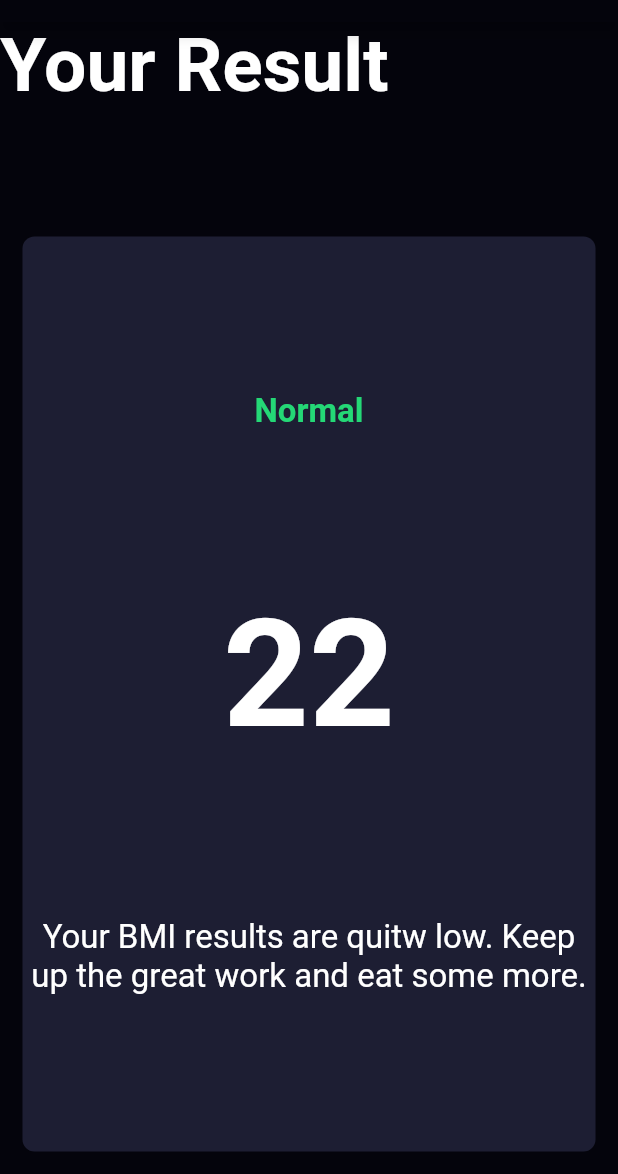
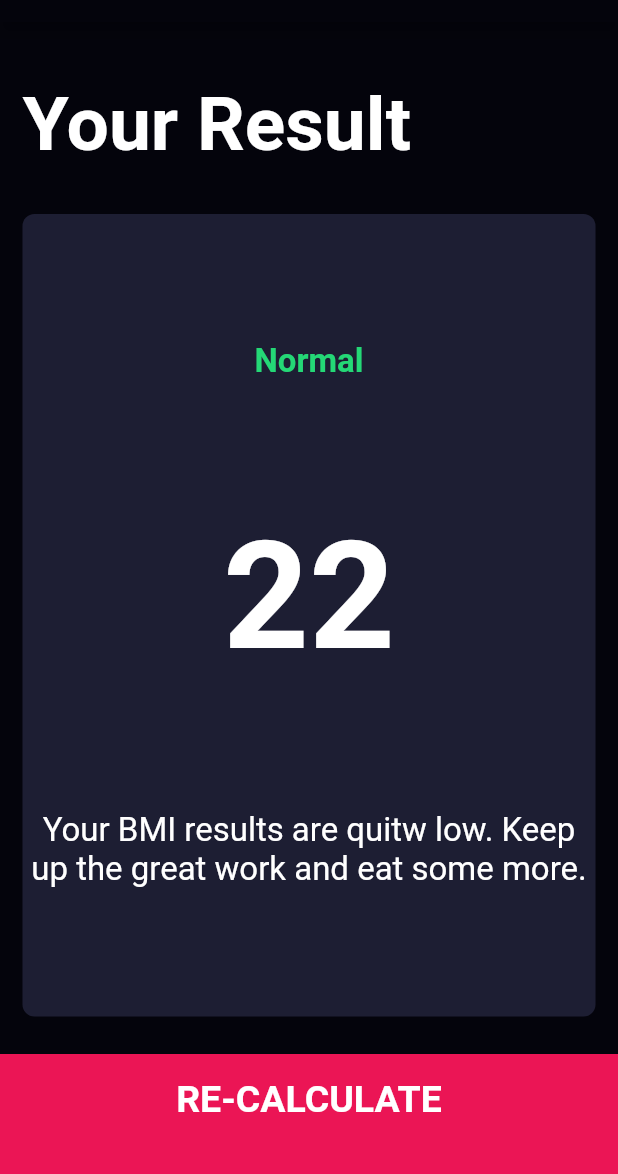
Before and after one commit to duliodenis/bmi-calculator, a Flutter app: the ResultsPage screen opened directly, on a phone screen of 412 x 824 dp, the part 62-1236 px from its top. Run offline on Flutter 3.47's test engine with Material 2 defaults, Android fonts, the phone set to English and light mode, and no system bars; our stand-ins replace font_awesome_flutter.

Commit message:
Added the BottomButton to the Results Page

```diff
--- a/bmi-calculator/lib/screens/results_page.dart
+++ b/bmi-calculator/lib/screens/results_page.dart
@@ -1,6 +1,7 @@
 import 'package:flutter/material.dart';
 import 'package:bmi_calculator/constants.dart';
 import 'package:bmi_calculator/components/reusable_card.dart';
+import 'package:bmi_calculator/components/bottom_button.dart';
 
 class ResultsPage extends StatelessWidget {
   @override
@@ -13,6 +14,8 @@ class ResultsPage extends StatelessWidget {
           children: <Widget>[
             Expanded(
               child: Container(
+                padding: EdgeInsets.all(15.0),
+                alignment: Alignment.bottomLeft,
                 child: Text(
                   'Your Result',
                   style: kTitleTextStyle,
@@ -44,6 +47,12 @@ class ResultsPage extends StatelessWidget {
                 ),
               ),
             ),
+            BottomButton(
+              buttonTitle: 'RE-CALCULATE',
+              onTap: () {
+                Navigator.pop(context);
+              },
+            )
           ]),
     );
   }
```
